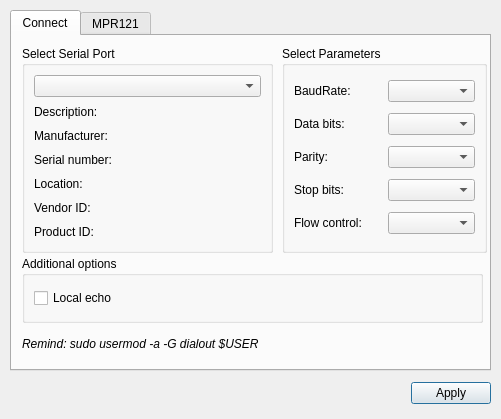
wjdwls0630/khu_sensor, file khu_sensor_ui/Setting/settingdialog.ui: the form before one commit.
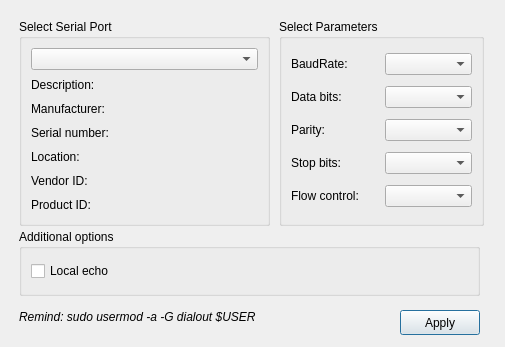
The form after the commit.

```diff
--- a/khu_sensor_ui/Setting/settingdialog.ui
+++ b/khu_sensor_ui/Setting/settingdialog.ui
@@ -6,34 +6,37 @@
    <rect>
     <x>0</x>
     <y>0</y>
-    <width>501</width>
-    <height>419</height>
+    <width>505</width>
+    <height>347</height>
    </rect>
   </property>
   <property name="windowTitle">
    <string>Dialog</string>
   </property>
-  <widget class="QTabWidget" name="SettingTab">
+  <widget class="QLabel" name="label">
    <property name="geometry">
     <rect>
-     <x>10</x>
-     <y>10</y>
-     <width>481</width>
-     <height>361</height>
+     <x>19</x>
+     <y>309</y>
+     <width>356</width>
+     <height>15</height>
     </rect>
    </property>
-   <property name="currentIndex">
-    <number>0</number>
+   <property name="font">
+    <font>
+     <pointsize>9</pointsize>
+     <italic>true</italic>
+    </font>
    </property>
-   <widget class="QWidget" name="ConnectTab">
-    <attribute name="title">
-     <string>Connect</string>
-    </attribute>
+   <property name="text">
+    <string>Remind: sudo usermod -a -G dialout $USER</string>
+   </property>
+  </widget>
     <widget class="QGroupBox" name="selectBox">
      <property name="geometry">
       <rect>
-       <x>10</x>
-       <y>10</y>
+     <x>19</x>
+     <y>19</y>
        <width>251</width>
        <height>207</height>
       </rect>
@@ -92,8 +95,8 @@
     <widget class="QGroupBox" name="parametersBox">
      <property name="geometry">
       <rect>
-       <x>270</x>
-       <y>10</y>
+     <x>279</x>
+     <y>19</y>
        <width>205</width>
        <height>207</height>
       </rect>
@@ -157,8 +160,8 @@
     <widget class="QGroupBox" name="additionalOptionsGroupBox">
      <property name="geometry">
       <rect>
-       <x>10</x>
-       <y>220</y>
+     <x>19</x>
+     <y>229</y>
        <width>461</width>
        <height>67</height>
       </rect>
@@ -182,63 +185,18 @@
       </item>
      </layout>
     </widget>
-    <widget class="QLabel" name="label">
+  <widget class="QPushButton" name="applyPB">
      <property name="geometry">
       <rect>
-       <x>10</x>
-       <y>300</y>
-       <width>356</width>
-       <height>15</height>
-      </rect>
-     </property>
-     <property name="font">
-      <font>
-       <pointsize>9</pointsize>
-       <italic>true</italic>
-      </font>
-     </property>
-     <property name="text">
-      <string>Remind: sudo usermod -a -G dialout $USER</string>
-     </property>
-    </widget>
-   </widget>
-   <widget class="QWidget" name="MPR121SettingTab">
-    <attribute name="title">
-     <string>MPR121</string>
-    </attribute>
-   </widget>
-  </widget>
-  <widget class="QWidget" name="layoutWidget">
-   <property name="geometry">
-    <rect>
-     <x>10</x>
-     <y>380</y>
-     <width>481</width>
-     <height>27</height>
-    </rect>
-   </property>
-   <layout class="QHBoxLayout" name="horizontalLayout">
-    <item>
-     <spacer name="horizontalSpacer_2">
-      <property name="orientation">
-       <enum>Qt::Horizontal</enum>
-      </property>
-      <property name="sizeHint" stdset="0">
-       <size>
-        <width>96</width>
-        <height>20</height>
-       </size>
-      </property>
-     </spacer>
-    </item>
-    <item>
-     <widget class="QPushButton" name="applyButton">
+     <x>400</x>
+     <y>310</y>
+     <width>80</width>
+     <height>25</height>
+    </rect>
+   </property>
       <property name="text">
        <string>Apply</string>
       </property>
-     </widget>
-    </item>
-   </layout>
   </widget>
  </widget>
  <resources/>
```
Lines whose indentation alone changed are shown as unchanged.
